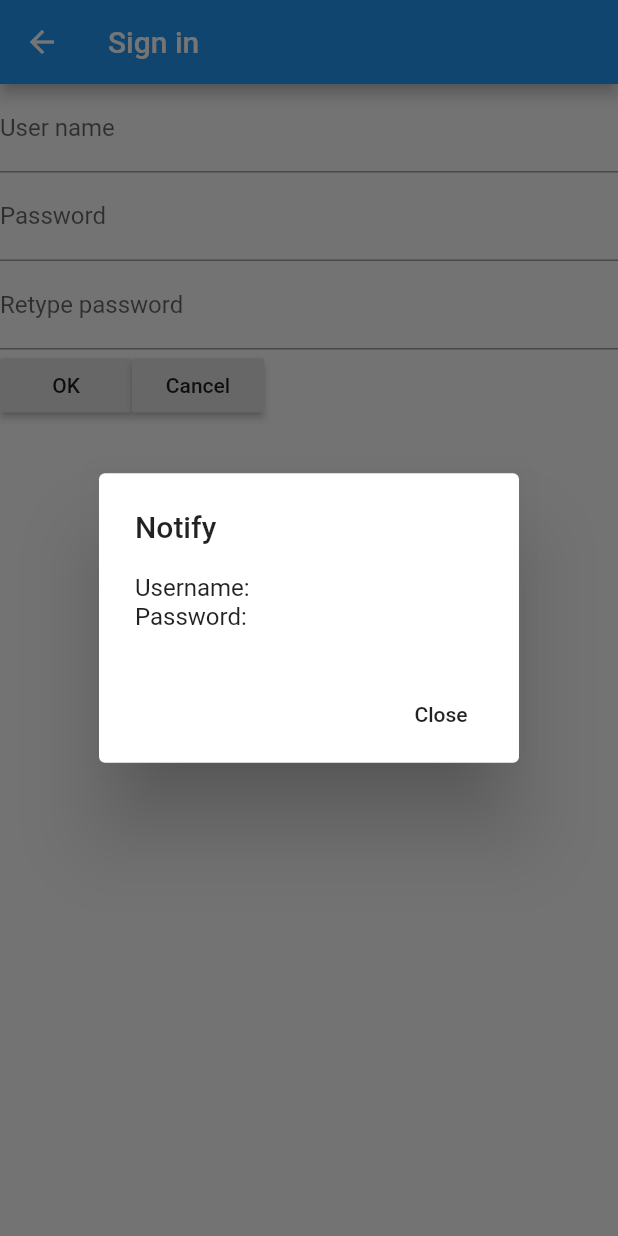
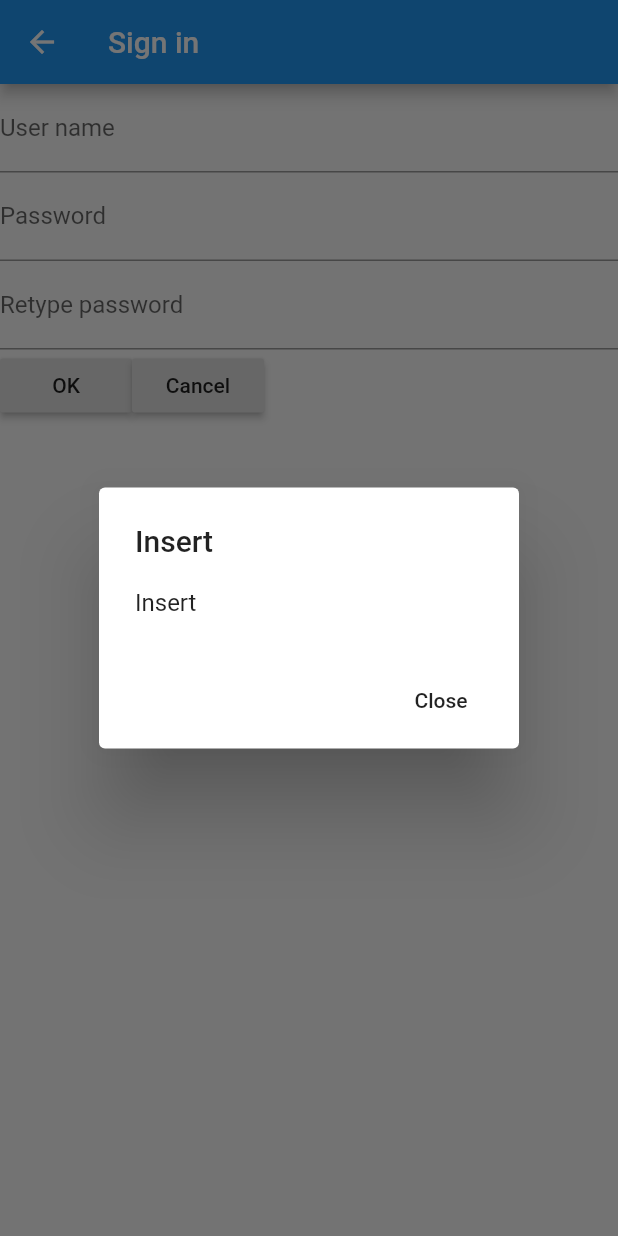
Before and after one commit to mralbertnguyen/Flutter_For_Beginners, a Flutter app: the SignInPage screen opened directly, after a tap on "OK", on a phone screen of 412 x 824 dp. Run offline on Flutter 3.47's test engine with Material 2 defaults, Android fonts, the light colour scheme and no system bars; our stand-ins replace shared_preferences, sqflite; accounts and stored records are empty.

Commit message:
Checked user existed on database

```diff
--- a/lib/resources/database.dart
+++ b/lib/resources/database.dart
@@ -67,7 +67,7 @@ class DBProvider{
 
      //Insert new user into table
       var insertNewUser = await db.rawInsert(
-        queryInsertNewUser, [ user.username, user.password]
+        queryInsertNewUser, [ null, user.username, user.password]
       );
     return insertNewUser;
   }
@@ -83,4 +83,14 @@ class DBProvider{
 
   }
 
+  getUser(String username) async{
+    final db = await database;
+
+    var res = await db.query(userTableName, where: "username = ?", whereArgs: [username]);
+
+
+    print(res.isNotEmpty ? User_Model.fromMap(res.first) : null);
+
+    return res.isNotEmpty ? User_Model.fromMap(res.first) : null;
+  }
 }
--- a/lib/ui/signin.dart
+++ b/lib/ui/signin.dart
@@ -64,26 +64,29 @@ class SignInPageSate extends State<SignInPage>{
   }
 
    _handleStorageNewUser(String username, String password) async {
+    // Cast data
     var object = User_Model(username: username, password: password);
 
-    _showDialog("Notify", 'Username: '+ object.username + '\n' + 'Password: '+ object.password);
+    var userExist = await DBProvider.db.getUser(username);
 
-    await DBProvider.db.newUser(object);
+    if(userExist == null){
+      var insertResult = await DBProvider.db.newUser(object);
+      _showDialog("Insert", "Insert");
+    }else{
+      _showDialog("Existed", "Existed");
+    }
 
 
-//    Map<String, dynamic> content = new Map();
-//
-//    var content1 = {'username': username};
-//    var content2 = {'password': password};
-//
-//    content.addAll(content1);
-//    content.addAll(content2);
-//
-//    print(content);
-//
-//    // Notify register success
-//    _showDialog("Success", "Register was Success");
-//    print(_localPath);
+//    var insertResult = await DBProvider.db.newUser(object);
+//    _showDialog("insertResult", "" + insertResult);
+//    // Check user existed
+//    if( != null){
+//      _showDialog("Existed", "User name existed on database, please choose another username");
+//    }else{
+//      // Insert new user
+//      var result = await DBProvider.db.newUser(object);
+//      print(result);
+//    }
 
   }
   Future<String> get _localPath async {
```
